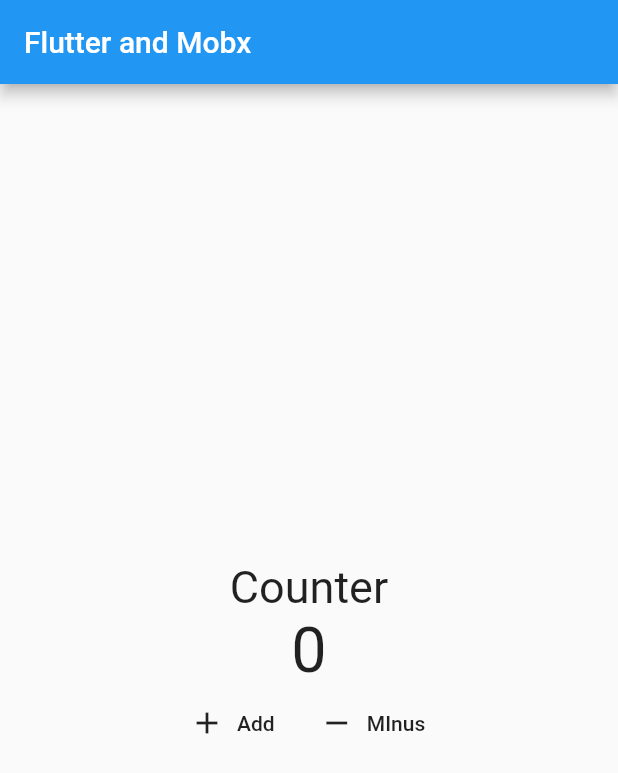
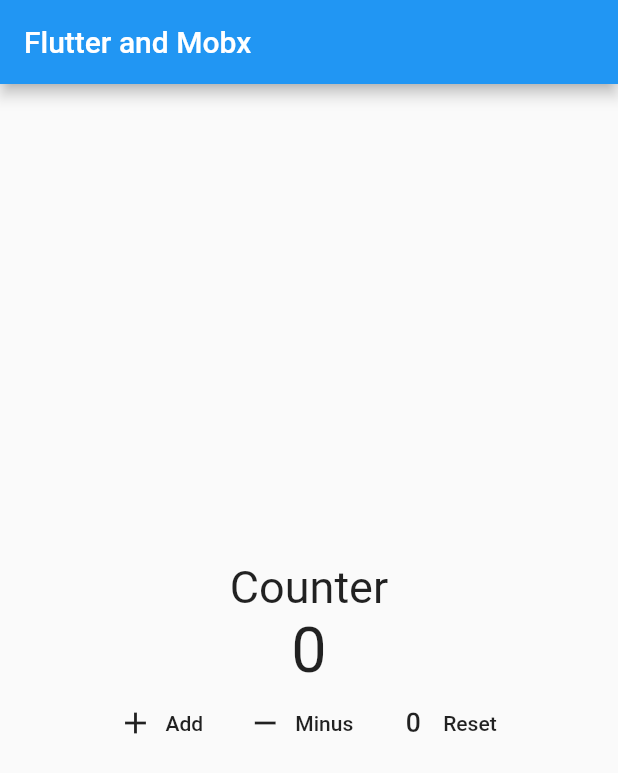
Before and after one commit to nargok/flutter_mobx_tutorial, a Flutter app: the screen it shows after launch, on a phone screen of 412 x 824 dp. Shown: the top 773 px of the screen. Run offline on Flutter 3.47's test engine with Material 2 defaults, Android fonts, the phone set to English and light mode, and no system bars; our stand-ins replace flutter_mobx, mobx; generated files the repository leaves out were written again.

Commit message:
add reset action

```diff
--- a/lib/pages/coutner_page.dart
+++ b/lib/pages/coutner_page.dart
@@ -36,7 +36,11 @@ class CounterPage extends StatelessWidget {
                 FlatButton.icon(
                     onPressed: counter.decrement,
                     icon: Icon(Icons.remove),
-                    label: Text('MInus')),
+                    label: Text('Minus')),
+                FlatButton.icon(
+                    onPressed: counter.reset,
+                    icon: Icon(Icons.exposure_zero),
+                    label: Text('Reset')),
               ],
             )
           ],
--- a/lib/store/counter/counter.dart
+++ b/lib/store/counter/counter.dart
@@ -18,5 +18,8 @@ abstract class _Counter with Store {
     count--;
   }
 
-  // todo resetを追加する
+  @action
+  void reset() {
+    count = 0;
+  }
 }
```
Also changed, not shown: lib/store/counter/counter.g.dart.
